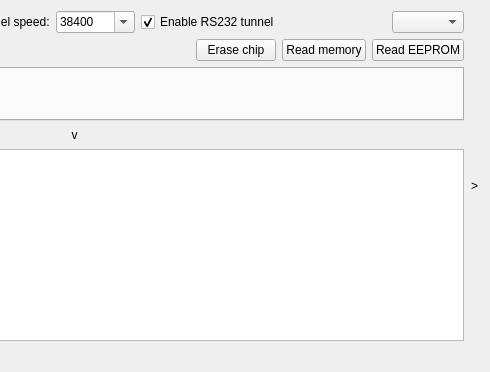
Above: src/LorrisShupito/lorrisshupito.ui from Tasssadar/Lorris before the change; both pictures show x 326 to 816 and y 0 to 372 of the 816 by 372 pixel window. Below: the same form after it.
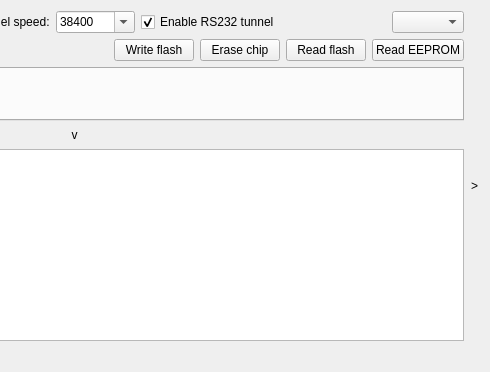
That is the form after the change.

Commit message: Implement memory and fuse writing

The edit to the form file:
```diff
--- a/src/LorrisShupito/lorrisshupito.ui
+++ b/src/LorrisShupito/lorrisshupito.ui
@@ -179,6 +179,13 @@
          </property>
         </spacer>
        </item>
+       <item>
+        <widget class="QPushButton" name="writeFlashBtn">
+         <property name="text">
+          <string>Write flash</string>
+         </property>
+        </widget>
+       </item>
        <item>
         <widget class="QPushButton" name="eraseBtn">
          <property name="text">
@@ -189,7 +196,7 @@
        <item>
         <widget class="QPushButton" name="readButton">
          <property name="text">
-          <string>Read memory</string>
+          <string>Read flash</string>
          </property>
         </widget>
        </item>
```
The commit also changes 15 other files.
